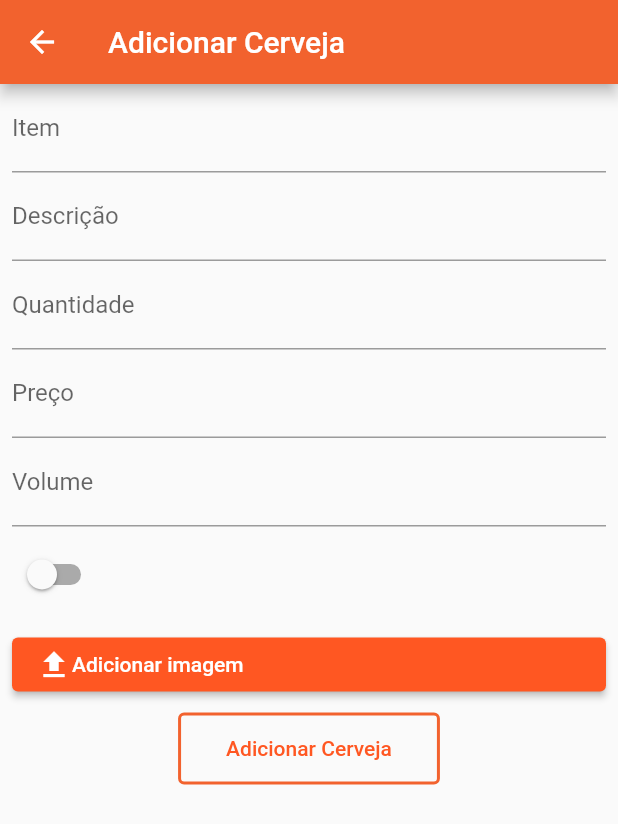
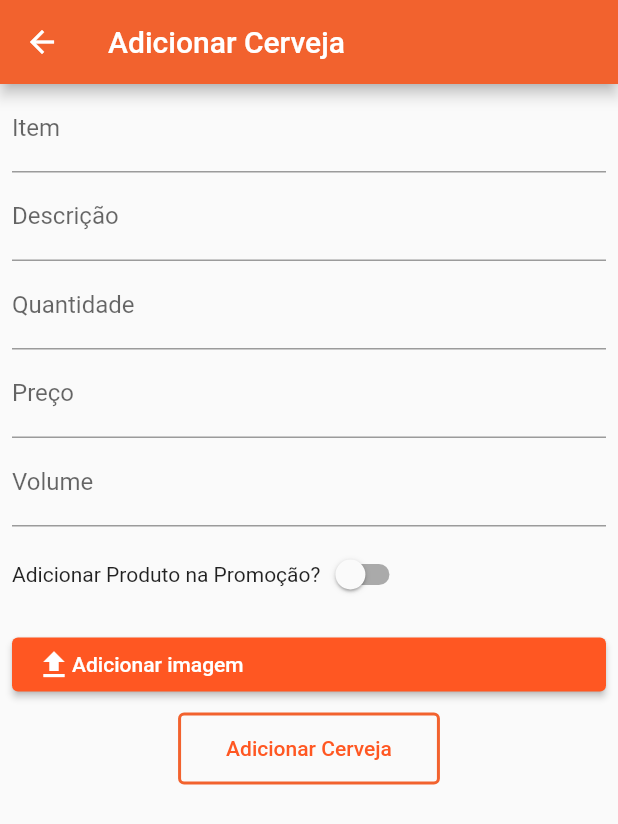
Before and after one commit to izabelamateus/projetoFlutterVendedor, a Flutter app: the ListarProdutoCerveja screen opened directly, after a tap on the "add" icon, on a phone screen of 412 x 824 dp. Shown: the top 824 px of the screen. Run offline on Flutter 3.47's test engine with Material 2 defaults, Android fonts, the phone set to English and light mode, and no system bars; our stand-ins replace cloud_firestore, file_picker, firebase_auth, firebase_core, fl_chart; missing offline and left inert: animated_card; accounts and stored records are empty.

Commit message:
listas atualizadas

```diff
--- a/lib/pages/add_cerveja.dart
+++ b/lib/pages/add_cerveja.dart
@@ -75,6 +75,9 @@ class _AddCervejaState extends State<AddCerveja> {
                     child: Column(
                       mainAxisAlignment: MainAxisAlignment.center,
                       children: <Widget>[
+                        Row(
+                          children: [
+                            Text('Adicionar Produto na Promoção?'),
                             Switch(
                               activeColor: Colors.deepOrange,
                               value: promocao,
@@ -83,6 +86,8 @@ class _AddCervejaState extends State<AddCerveja> {
                                   promocao = value;
                                 });
                               },
+                            ),
+                          ],
                         ),
                         SizedBox(
                           height: 12.0,
@@ -118,8 +123,6 @@ class _AddCervejaState extends State<AddCerveja> {
                       .collection('produtos')
                       .doc(userController.user!.uid)
                       .get();
-
-                  // final data = user.data()!;
 
                   final novoProduto = ProdutoModel(
                     ownerKey: userController.user!.uid,
--- a/lib/pages/add_vinho.dart
+++ b/lib/pages/add_vinho.dart
@@ -75,6 +75,9 @@ class _AddVinhoState extends State<AddVinho> {
                     child: Column(
                       mainAxisAlignment: MainAxisAlignment.center,
                       children: <Widget>[
+                        Row(
+                          children: [
+                            Text('Adicionar Produto na Promoção?'),
                             Switch(
                               activeColor: Colors.deepOrange,
                               value: promocao,
@@ -83,6 +86,8 @@ class _AddVinhoState extends State<AddVinho> {
                                   promocao = value;
                                 });
                               },
+                            ),
+                          ],
                         ),
                         SizedBox(
                           height: 12.0,
--- a/lib/pages/add_whisky.dart
+++ b/lib/pages/add_whisky.dart
@@ -75,6 +75,9 @@ class _AddWhiskyState extends State<AddWhisky> {
                     child: Column(
                       mainAxisAlignment: MainAxisAlignment.center,
                       children: <Widget>[
+                        Row(
+                          children: [
+                            Text('Adicionar Produto na Promoção?'),
                             Switch(
                               activeColor: Colors.deepOrange,
                               value: promocao,
@@ -83,6 +86,8 @@ class _AddWhiskyState extends State<AddWhisky> {
                                   promocao = value;
                                 });
                               },
+                            ),
+                          ],
                         ),
                         SizedBox(
                           height: 12.0,
--- a/lib/pages/lista_produtosCerveja.dart
+++ b/lib/pages/lista_produtosCerveja.dart
@@ -55,12 +55,28 @@ class _ListarProdutoCervejaState extends State<ListarProdutoCerveja> {
               return ListTile(
                 title: Text(produto.item),
                 subtitle: Row(
+                  mainAxisAlignment: MainAxisAlignment.spaceEvenly,
                   children: [
                     Text("Quantidade: "),
                     Text(produto.quantidade),
                     SizedBox(width: 6),
                     Text("Valor: "),
                     Text(produto.preco),
+                    GestureDetector(
+                        child: Icon(
+                          Icons.edit,
+                          color: Color(0xFFF2C6A0),
+                        ),
+                        onTap: () {
+                          Navigator.push(
+                            context,
+                            MaterialPageRoute(
+                              builder: (context) => EditProdutoPage(
+                                produto: produto,
+                              ),
+                            ),
+                          );
+                        }),
                   ],
                 ),
                 leading: produto.imagem != null
@@ -75,16 +91,6 @@ class _ListarProdutoCervejaState extends State<ListarProdutoCerveja> {
                         height: double.maxFinite,
                         color: Colors.deepOrange,
                       ),
-                onTap: () {
-                  Navigator.push(
-                    context,
-                    MaterialPageRoute(
-                      builder: (context) => EditProdutoPage(
-                        produto: produto,
-                      ),
-                    ),
-                  );
-                },
               );
             },
           );
```
Also changed, not shown: lib/pages/edit_produto.dart (+6 -1 lines), lib/pages/lista_produtos.dart (+19 -10 lines), lib/pages/lista_produtosVinho.dart (+16 -10 lines), lib/pages/lista_produtosWhisky.dart (+18 -13 lines), lib/pages/login_page.dart (+7 -12 lines). Lines whose indentation alone changed are shown as unchanged.
